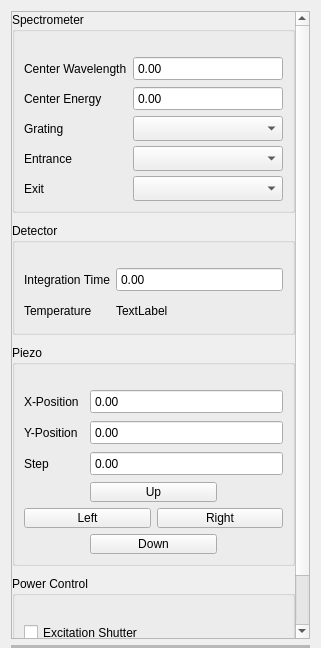
First picture: the form in MeasurementComponents/dashboard/dashboard.ui, repository ge23jud/Specdracula, before the edit.
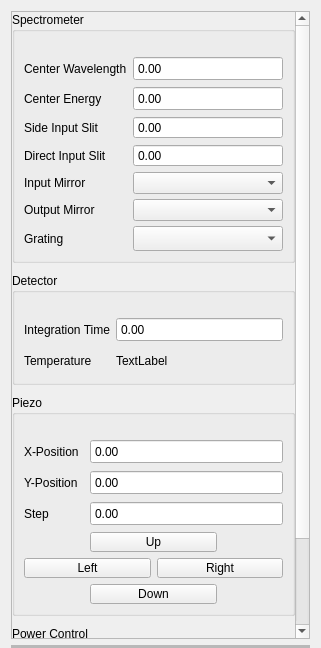
Second picture: the form after the edit.

Diff of the .ui file:
```diff
--- a/MeasurementComponents/dashboard/dashboard.ui
+++ b/MeasurementComponents/dashboard/dashboard.ui
@@ -38,9 +38,9 @@
       <property name="geometry">
        <rect>
         <x>0</x>
-        <y>-61</y>
-        <width>289</width>
-        <height>689</height>
+        <y>0</y>
+        <width>284</width>
+        <height>732</height>
        </rect>
       </property>
       <property name="sizePolicy">
@@ -96,62 +96,26 @@
            <number>5</number>
           </property>
           <item row="4" column="0">
-           <widget class="QLabel" name="label_21">
+           <widget class="QLabel" name="label_8">
             <property name="text">
-             <string>Entrance</string>
+             <string>Side Input Slit</string>
             </property>
            </widget>
           </item>
-          <item row="5" column="1">
-           <widget class="QComboBox" name="Exit_ComboBox">
-            <property name="minimumSize">
-             <size>
-              <width>0</width>
-              <height>25</height>
-             </size>
-            </property>
-            <property name="maximumSize">
-             <size>
-              <width>16777215</width>
-              <height>25</height>
-             </size>
-            </property>
-           </widget>
+          <item row="7" column="1">
+           <widget class="QComboBox" name="OutputMirror_ComboBox"/>
           </item>
-          <item row="3" column="0">
-           <widget class="QLabel" name="label_20">
+          <item row="7" column="0">
+           <widget class="QLabel" name="label_7">
             <property name="text">
-             <string>Grating</string>
+             <string>Output Mirror</string>
             </property>
            </widget>
           </item>
-          <item row="3" column="1">
-           <widget class="QComboBox" name="Grating_ComboBox">
-            <property name="minimumSize">
-             <size>
-              <width>0</width>
-              <height>25</height>
-             </size>
-            </property>
-            <property name="maximumSize">
-             <size>
-              <width>16777215</width>
-              <height>25</height>
-             </size>
-            </property>
-           </widget>
-          </item>
-          <item row="2" column="0">
-           <widget class="QLabel" name="label_19">
+          <item row="1" column="0">
+           <widget class="QLabel" name="label_18">
             <property name="text">
-             <string>Center Energy</string>
-            </property>
-           </widget>
-          </item>
-          <item row="5" column="0">
-           <widget class="QLabel" name="label_22">
-            <property name="text">
-             <string>Exit</string>
+             <string>Center Wavelength</string>
             </property>
            </widget>
           </item>
@@ -180,6 +144,27 @@
             </property>
            </widget>
           </item>
+          <item row="5" column="1">
+           <widget class="QDoubleSpinBox" name="DirectInputSlit_DoubleSpinBox">
+            <property name="buttonSymbols">
+             <enum>QAbstractSpinBox::ButtonSymbols::NoButtons</enum>
+            </property>
+           </widget>
+          </item>
+          <item row="6" column="0">
+           <widget class="QLabel" name="label_5">
+            <property name="text">
+             <string>Input Mirror</string>
+            </property>
+           </widget>
+          </item>
+          <item row="4" column="1">
+           <widget class="QDoubleSpinBox" name="SideInputSlit_DoubleSpinBox">
+            <property name="buttonSymbols">
+             <enum>QAbstractSpinBox::ButtonSymbols::NoButtons</enum>
+            </property>
+           </widget>
+          </item>
           <item row="1" column="1">
            <widget class="QDoubleSpinBox" name="CenterWavelength_DoubleSpinBox">
             <property name="sizePolicy">
@@ -205,26 +190,10 @@
             </property>
            </widget>
           </item>
-          <item row="4" column="1">
-           <widget class="QComboBox" name="Entrance_ComboBox">
-            <property name="minimumSize">
-             <size>
-              <width>0</width>
-              <height>25</height>
-             </size>
-            </property>
-            <property name="maximumSize">
-             <size>
-              <width>16777215</width>
-              <height>25</height>
-             </size>
-            </property>
-           </widget>
-          </item>
-          <item row="1" column="0">
-           <widget class="QLabel" name="label_18">
+          <item row="2" column="0">
+           <widget class="QLabel" name="label_19">
             <property name="text">
-             <string>Center Wavelength</string>
+             <string>Center Energy</string>
             </property>
            </widget>
           </item>
@@ -244,6 +213,39 @@
             </property>
            </spacer>
           </item>
+          <item row="5" column="0">
+           <widget class="QLabel" name="label_22">
+            <property name="text">
+             <string>Direct Input Slit</string>
+            </property>
+           </widget>
+          </item>
+          <item row="8" column="0">
+           <widget class="QLabel" name="label_20">
+            <property name="text">
+             <string>Grating</string>
+            </property>
+           </widget>
+          </item>
+          <item row="8" column="1">
+           <widget class="QComboBox" name="Grating_ComboBox">
+            <property name="minimumSize">
+             <size>
+              <width>0</width>
+              <height>25</height>
+             </size>
+            </property>
+            <property name="maximumSize">
+             <size>
+              <width>16777215</width>
+              <height>25</height>
+             </size>
+            </property>
+           </widget>
+          </item>
+          <item row="6" column="1">
+           <widget class="QComboBox" name="InputMirror_ComboBox"/>
+          </item>
          </layout>
         </widget>
        </item>
```
